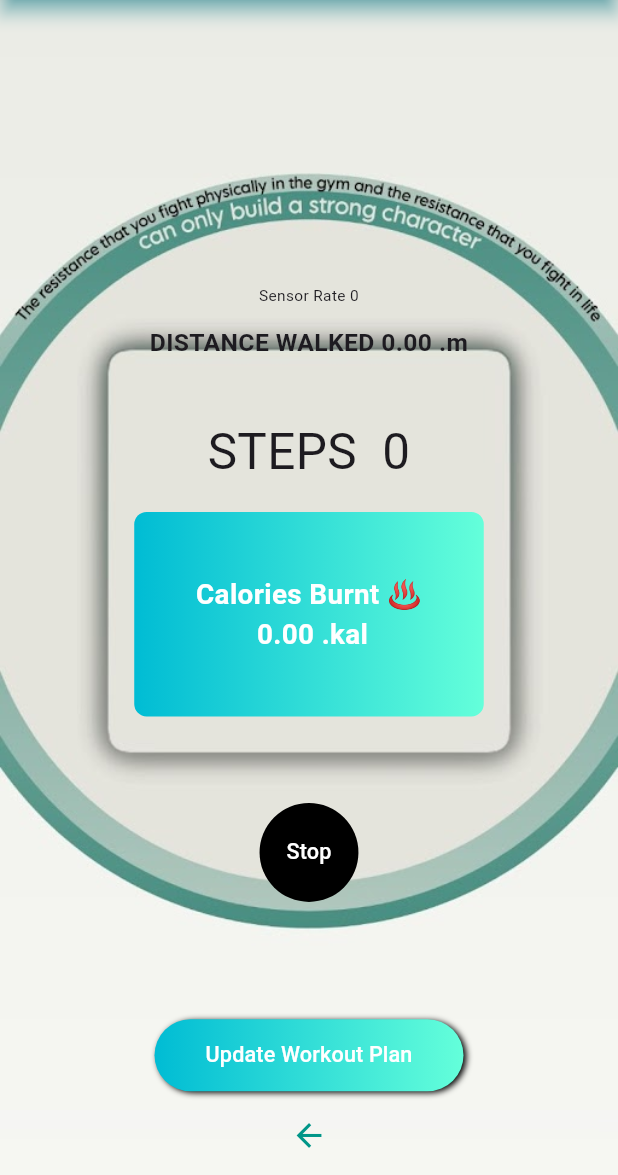
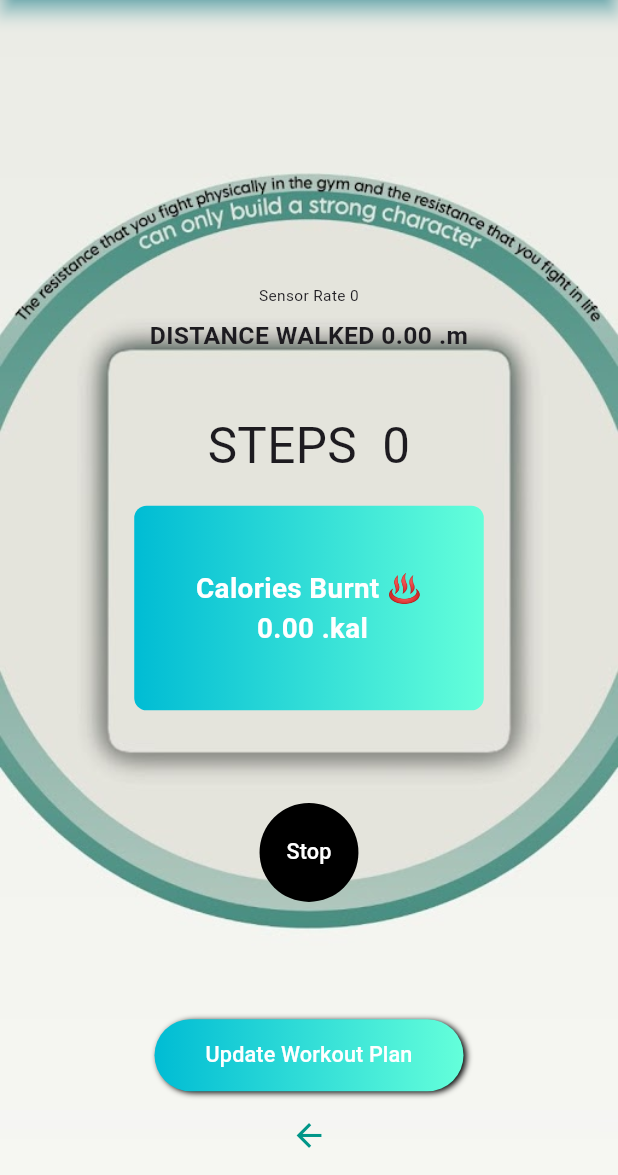
Before and after one commit to SDGP-93/FitFlow, a Flutter app: the StepCountPage screen opened directly, on a phone screen of 412 x 824 dp, the part 61-1236 px from its top. Run offline on Flutter 3.47's test engine with Material 3 defaults, Android fonts, the phone set to English and light mode, and no system bars; our stand-ins replace cloud_firestore, firebase_auth, firebase_core, fl_chart, geolocator, sensors; accounts and stored records are empty.

Commit message:
bugs resolved

```diff
--- a/lib/Screens/stepsCounter.dart
+++ b/lib/Screens/stepsCounter.dart
@@ -140,7 +140,7 @@
                   style: TextStyle(fontSize: _screenWidth * 0.025), // Adjust text size based on screen width
                   textAlign: TextAlign.center,
                 ),
-                SizedBox(height: _screenWidth * 0.01),
+                SizedBox(height: _screenWidth * 0.00),
                 Container(
                   padding: EdgeInsets.all(_screenWidth * 0.02),
                   decoration: BoxDecoration(
@@ -175,7 +175,7 @@
                     textAlign: TextAlign.center,
                   ),
                 ),
-                SizedBox(height: _screenWidth * 0.14),
+                SizedBox(height: _screenWidth * 0.15),
                 Container(
                   width: _screenWidth * 0.16,
                   height: _screenWidth * 0.16,
--- a/lib/Screens/weight_input_page.dart
+++ b/lib/Screens/weight_input_page.dart
@@ -115,7 +115,7 @@
               ),
               SizedBox(height: 10),
               SizedBox(
-                height: 50,
+                height: 80,
                 child: DropdownButtonFormField<String>(
                   value: _selectedWeek,
                   items: _weeks.map((week) {
@@ -175,7 +175,7 @@
               ),
               SizedBox(height: 30),
               Container(
-                padding: const EdgeInsets.fromLTRB(0, 30, 0, 30),
+                padding: const EdgeInsets.fromLTRB(0, 20, 0, 40),
                 height: MediaQuery.of(context).size.height * 0.4,
                 child: _weightData.isNotEmpty
                     ? CustomGraph(weightData: _weightData.map((data) => data.cast<String, String>()).toList())
```
Also changed, not shown: lib/main.dart (+24 -5 lines).
